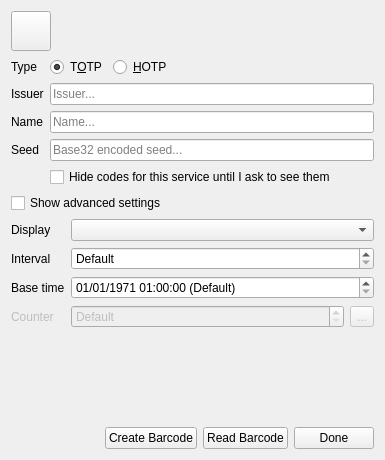
Above: qonvince/ui/otpeditor.ui from darrenedale/Qonvince before the change. Below: the same form after it.
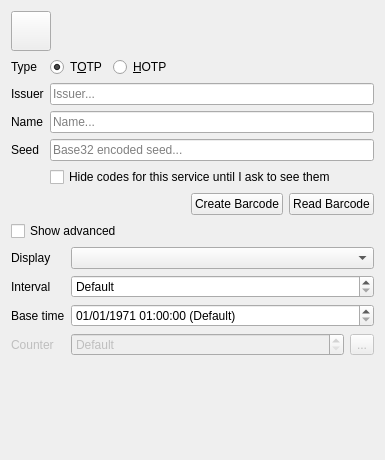
That is the form after the change. Icons and pictures are not drawn. Custom widgets are drawn as their Qt base class.

Diff of the .ui file:
```diff
--- a/qonvince/ui/otpeditor.ui
+++ b/qonvince/ui/otpeditor.ui
@@ -197,12 +197,49 @@
     </layout>
    </item>
    <item>
-    <widget class="QCheckBox" name="advancedSettingsToggle">
+    <layout class="QHBoxLayout" name="controlLayout">
+     <item>
+      <spacer name="controlSpacer">
+       <property name="orientation">
+        <enum>Qt::Horizontal</enum>
+       </property>
+       <property name="sizeHint" stdset="0">
+        <size>
+         <width>40</width>
+         <height>20</height>
+        </size>
+       </property>
+      </spacer>
+     </item>
+     <item>
+      <widget class="QPushButton" name="createBarcodeButton">
+       <property name="toolTip">
+        <string>&lt;html&gt;&lt;head/&gt;&lt;body&gt;&lt;p&gt;Create a barcode of the settings for this service. You will be able to use the barcode to set up the OTP for this service at a later date should it be removed from Qonvince for any reason.&lt;/p&gt;&lt;p&gt;Generated barcodes should be compatible with other OTP client apps that are able to read OTP service settings from barcodes.&lt;/p&gt;&lt;p&gt;&lt;span style=&quot; font-style:italic;&quot;&gt;You should ensure you store the generated barcode securely - if it is stolen, the thief may be able to gain access to your account.&lt;/span&gt;&lt;/p&gt;&lt;/body&gt;&lt;/html&gt;</string>
+       </property>
+       <property name="text">
+        <string>Create Barcode</string>
+       </property>
+      </widget>
+     </item>
+     <item>
+      <widget class="QPushButton" name="readBarcodeButton">
+       <property name="toolTip">
+        <string>&lt;html&gt;&lt;head/&gt;&lt;body&gt;&lt;p&gt;Read the settings for this service's OTP from a barcode image.&lt;/p&gt;&lt;/body&gt;&lt;/html&gt;</string>
+       </property>
+       <property name="text">
+        <string>Read Barcode</string>
+       </property>
+      </widget>
+     </item>
+    </layout>
+   </item>
+   <item>
+    <widget class="QCheckBox" name="advancedToggle">
      <property name="toolTip">
       <string>&lt;html&gt;&lt;head/&gt;&lt;body&gt;&lt;p&gt;Show advanced settings that affect how the OTP is calculated.&lt;/p&gt;&lt;p&gt;&lt;span style=&quot; font-style:italic;&quot;&gt;Altering these settings will change the generated codes and may cause the codes to become de-synchronised with the service for which they are intended to be used. Change these settings only if you know what you are doing.&lt;/span&gt;&lt;/p&gt;&lt;/body&gt;&lt;/html&gt;</string>
      </property>
      <property name="text">
-      <string>Show advanced settings</string>
+      <string>Show advanced</string>
      </property>
     </widget>
    </item>
@@ -375,53 +412,6 @@
      </property>
     </spacer>
    </item>
-   <item>
-    <layout class="QHBoxLayout" name="controlLayout">
-     <item>
-      <spacer name="controlSpacer">
-       <property name="orientation">
-        <enum>Qt::Horizontal</enum>
-       </property>
-       <property name="sizeHint" stdset="0">
-        <size>
-         <width>40</width>
-         <height>20</height>
-        </size>
-       </property>
-      </spacer>
-     </item>
-     <item>
-      <widget class="QPushButton" name="createBarcodeButton">
-       <property name="toolTip">
-        <string>&lt;html&gt;&lt;head/&gt;&lt;body&gt;&lt;p&gt;Create a barcode of the settings for this service. You will be able to use the barcode to set up the OTP for this service at a later date should it be removed from Qonvince for any reason.&lt;/p&gt;&lt;p&gt;Generated barcodes should be compatible with other OTP client apps that are able to read OTP service settings from barcodes.&lt;/p&gt;&lt;p&gt;&lt;span style=&quot; font-style:italic;&quot;&gt;You should ensure you store the generated barcode securely - if it is stolen, the thief may be able to gain access to your account.&lt;/span&gt;&lt;/p&gt;&lt;/body&gt;&lt;/html&gt;</string>
-       </property>
-       <property name="text">
-        <string>Create Barcode</string>
-       </property>
-      </widget>
-     </item>
-     <item>
-      <widget class="QPushButton" name="readBarcodeButton">
-       <property name="toolTip">
-        <string>&lt;html&gt;&lt;head/&gt;&lt;body&gt;&lt;p&gt;Read the settings for this service's OTP from a barcode image.&lt;/p&gt;&lt;/body&gt;&lt;/html&gt;</string>
-       </property>
-       <property name="text">
-        <string>Read Barcode</string>
-       </property>
-      </widget>
-     </item>
-     <item>
-      <widget class="QPushButton" name="doneButton">
-       <property name="toolTip">
-        <string>&lt;html&gt;&lt;head/&gt;&lt;body&gt;&lt;p&gt;Close this editor.&lt;/p&gt;&lt;/body&gt;&lt;/html&gt;</string>
-       </property>
-       <property name="text">
-        <string>Done</string>
-       </property>
-      </widget>
-     </item>
-    </layout>
-   </item>
   </layout>
  </widget>
  <customwidgets>
```
Left out of the diff: 47 changed lines with no effect on the pictures.
